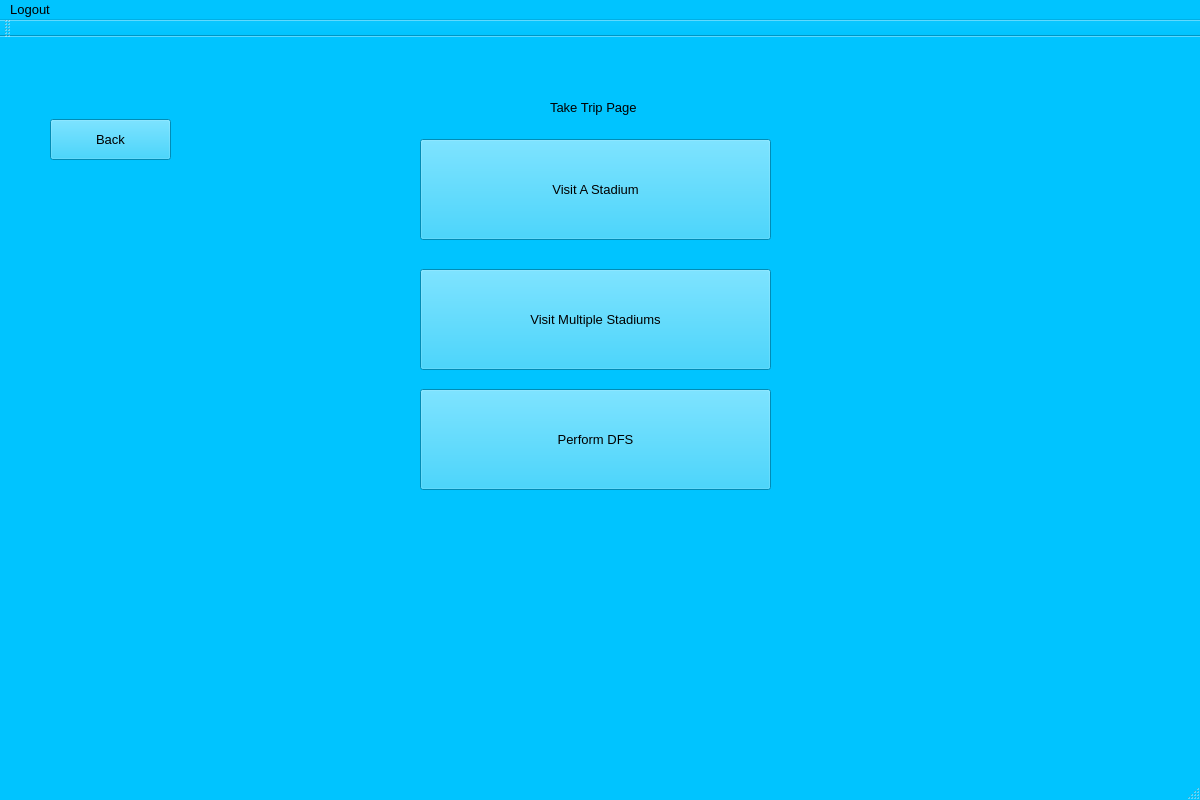
Qt form ALAYO/mainwindow.ui (akarapetian/ALAYO---Project-2) before a commit.
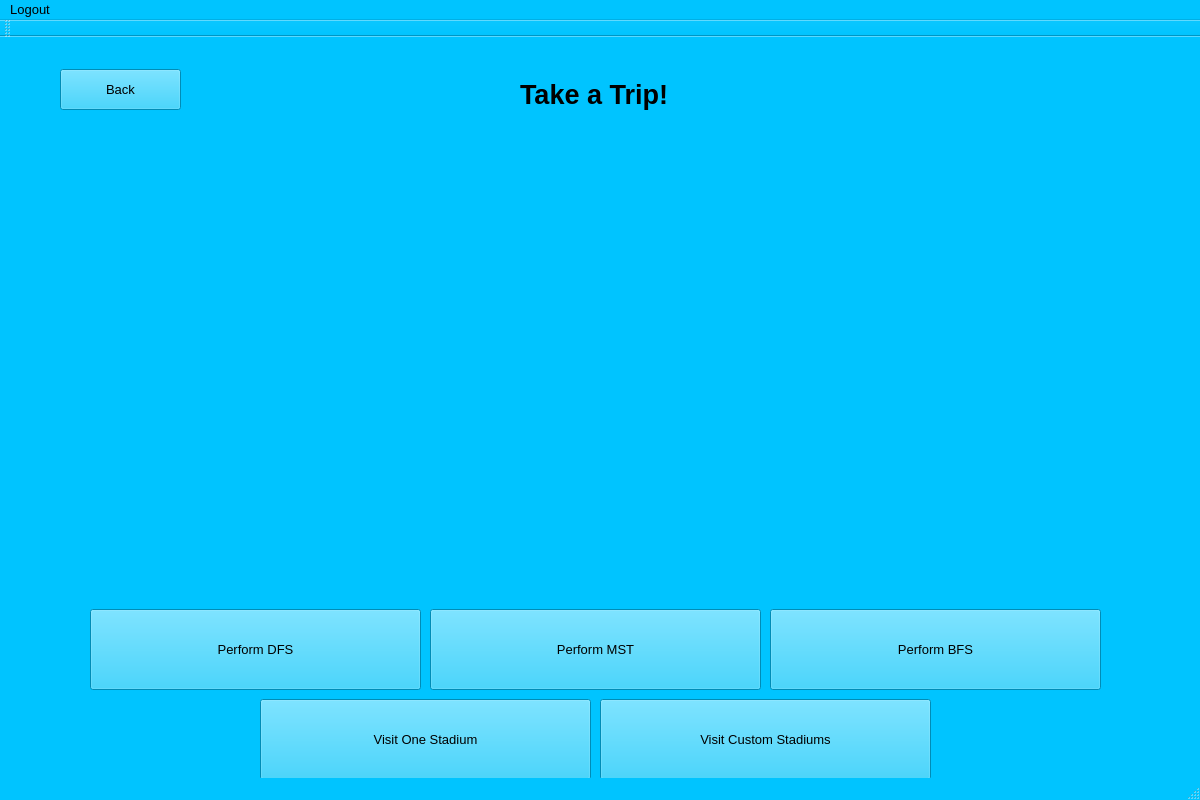
The same form after that commit. The open tabs and pages were chosen to show the change.

```diff
--- a/ALAYO/mainwindow.ui
+++ b/ALAYO/mainwindow.ui
@@ -1495,6 +1495,25 @@
        <string>Login</string>
       </property>
      </widget>
+     <widget class="QLabel" name="label_29">
+      <property name="geometry">
+       <rect>
+        <x>550</x>
+        <y>160</y>
+        <width>101</width>
+        <height>71</height>
+       </rect>
+      </property>
+      <property name="font">
+       <font>
+        <family>Freestyle Script</family>
+        <pointsize>36</pointsize>
+       </font>
+      </property>
+      <property name="text">
+       <string>ALAYO</string>
+      </property>
+     </widget>
     </widget>
     <widget class="QWidget" name="adminPage">
      <widget class="QStackedWidget" name="adminStackedWidget">
@@ -1860,7 +1879,7 @@
       <property name="geometry">
        <rect>
         <x>0</x>
-        <y>-30</y>
+        <y>-20</y>
         <width>1201</width>
         <height>781</height>
        </rect>
@@ -1933,7 +1952,7 @@
         <property name="geometry">
          <rect>
           <x>0</x>
-          <y>-10</y>
+          <y>-30</y>
           <width>1191</width>
           <height>761</height>
          </rect>
@@ -1945,47 +1964,54 @@
          <widget class="QPushButton" name="visitSingleButton">
           <property name="geometry">
            <rect>
-            <x>420</x>
-            <y>110</y>
-            <width>351</width>
-            <height>101</height>
+            <x>260</x>
+            <y>680</y>
+            <width>331</width>
+            <height>81</height>
            </rect>
           </property>
           <property name="text">
-           <string>Visit A Stadium</string>
+           <string>Visit One Stadium</string>
           </property>
          </widget>
          <widget class="QPushButton" name="visitMultipleButton">
           <property name="geometry">
            <rect>
-            <x>420</x>
-            <y>240</y>
-            <width>351</width>
-            <height>101</height>
+            <x>600</x>
+            <y>680</y>
+            <width>331</width>
+            <height>81</height>
            </rect>
           </property>
           <property name="text">
-           <string>Visit Multiple Stadiums</string>
+           <string>Visit Custom Stadiums</string>
           </property>
          </widget>
-         <widget class="QLabel" name="label_29">
+         <widget class="QLabel" name="TakeATripLabel">
           <property name="geometry">
            <rect>
-            <x>550</x>
-            <y>70</y>
-            <width>91</width>
-            <height>16</height>
+            <x>520</x>
+            <y>50</y>
+            <width>151</width>
+            <height>51</height>
            </rect>
           </property>
+          <property name="font">
+           <font>
+            <pointsize>20</pointsize>
+            <weight>75</weight>
+            <bold>true</bold>
+           </font>
+          </property>
           <property name="text">
-           <string>Take Trip Page</string>
+           <string>Take a Trip!</string>
           </property>
          </widget>
          <widget class="QPushButton" name="takeTripPageBackButton">
           <property name="geometry">
            <rect>
-            <x>50</x>
-            <y>90</y>
+            <x>60</x>
+            <y>50</y>
             <width>121</width>
             <height>41</height>
            </rect>
@@ -1997,16 +2023,55 @@
          <widget class="QPushButton" name="performdfsButton">
           <property name="geometry">
            <rect>
-            <x>420</x>
-            <y>360</y>
-            <width>351</width>
-            <height>101</height>
+            <x>90</x>
+            <y>590</y>
+            <width>331</width>
+            <height>81</height>
            </rect>
           </property>
           <property name="text">
            <string>Perform DFS</string>
           </property>
          </widget>
+         <widget class="QPushButton" name="performbfsButton">
+          <property name="geometry">
+           <rect>
+            <x>770</x>
+            <y>590</y>
+            <width>331</width>
+            <height>81</height>
+           </rect>
+          </property>
+          <property name="text">
+           <string>Perform BFS</string>
+          </property>
+         </widget>
+         <widget class="QPushButton" name="performbfsButton_2">
+          <property name="geometry">
+           <rect>
+            <x>430</x>
+            <y>590</y>
+            <width>331</width>
+            <height>81</height>
+           </rect>
+          </property>
+          <property name="text">
+           <string>Perform MST</string>
+          </property>
+         </widget>
+         <widget class="QLabel" name="MLBImageLabel">
+          <property name="geometry">
+           <rect>
+            <x>136</x>
+            <y>100</y>
+            <width>921</width>
+            <height>491</height>
+           </rect>
+          </property>
+          <property name="text">
+           <string/>
+          </property>
+         </widget>
         </widget>
         <widget class="QWidget" name="multipleSelectionPage">
          <widget class="QListWidget" name="availibleStadiumsListWidget">
```
Left out of the diff: 196 changed lines with no effect on the pictures.
